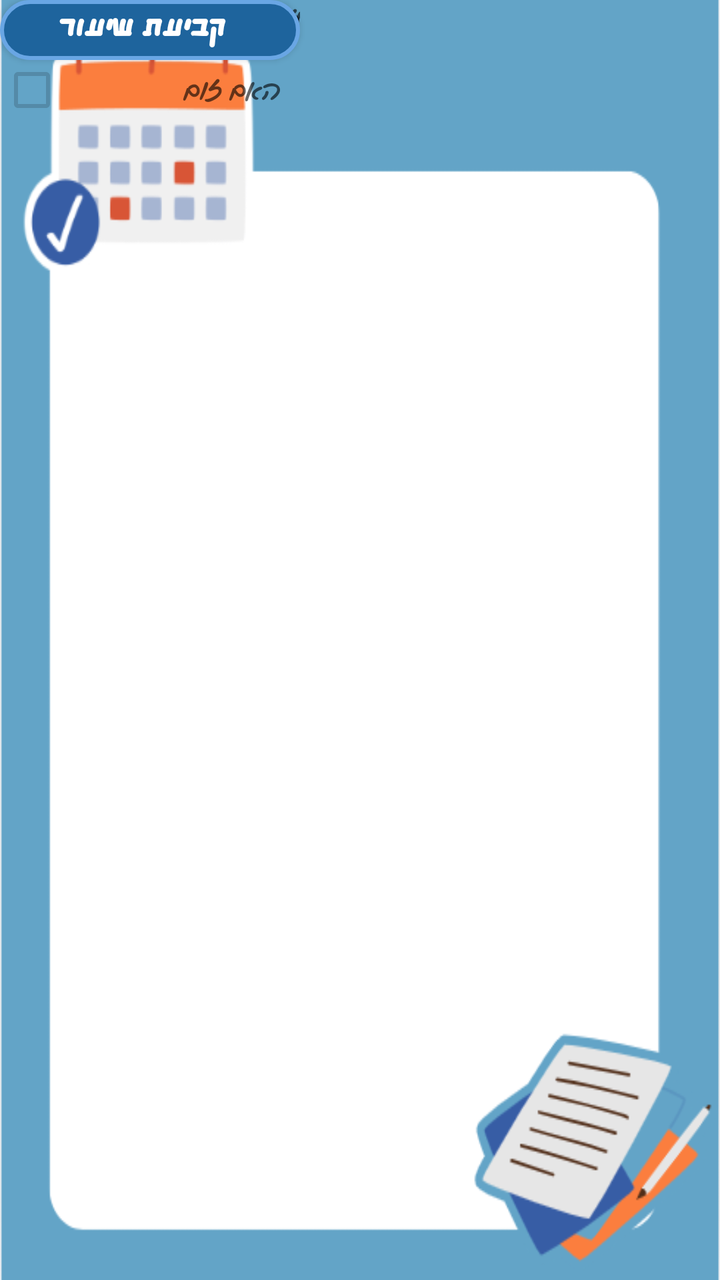
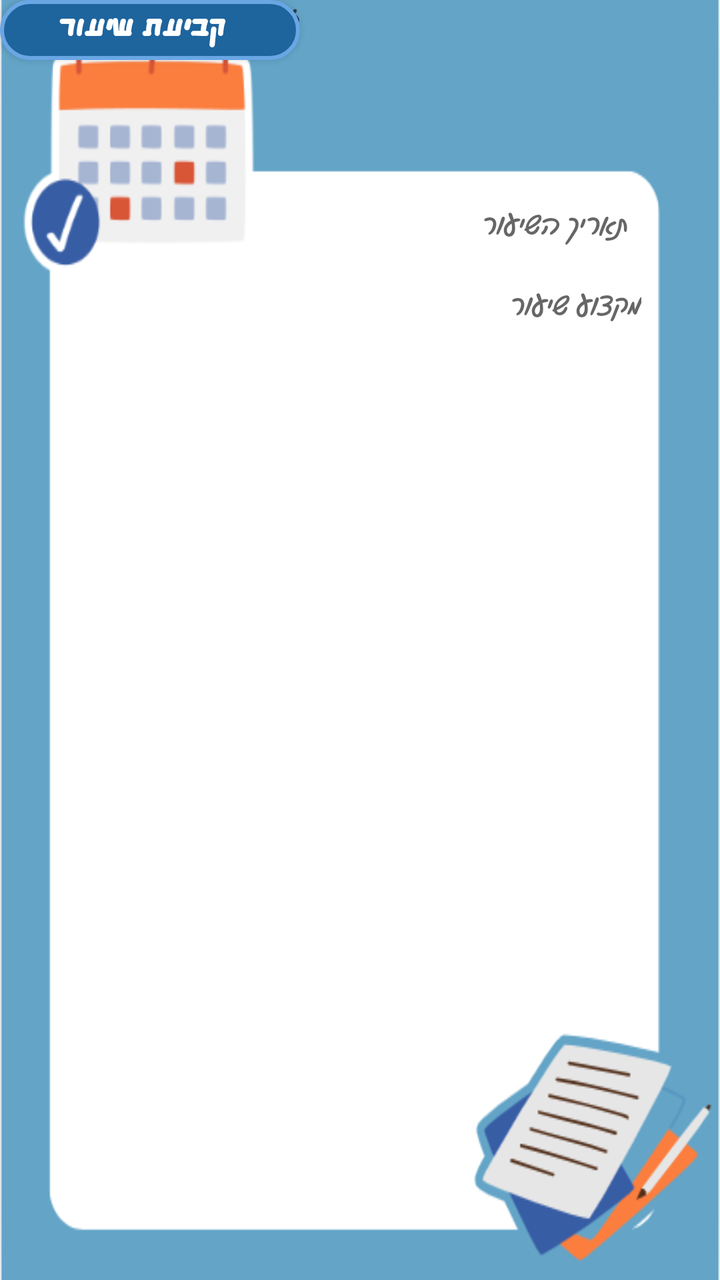

An Android layout rendered at two revisions. The XML below is the earlier revision; the diff shows what the commit changed to produce the second picture.
<!-- AndroidManifest.xml: application theme Theme.AppCompat.Light -->
<!-- res/layout/activity_set_lesson.xml -->
<?xml version="1.0" encoding="utf-8"?>
<androidx.constraintlayout.widget.ConstraintLayout xmlns:android="http://schemas.android.com/apk/res/android"
    xmlns:app="http://schemas.android.com/apk/res-auto"
    xmlns:tools="http://schemas.android.com/tools"
    android:id="@+id/main"
    android:layout_width="match_parent"
    android:layout_height="match_parent"
    android:background="@drawable/pic11"
    tools:context=".screens.SetLesson">

    <TextView
        android:id="@+id/subjectlesson_addlessonSet"
        android:layout_width="150dp"
        android:layout_height="30dp"
        android:fontFamily="@font/gevret_levin_alef"
        android:hint="מקצוע שיעור"
        android:textColor="#1E5A7A"
        tools:layout_editor_absoluteX="212dp"
        tools:layout_editor_absoluteY="354dp" />

    <TextView
        android:id="@+id/etGradeClassSet"
        android:layout_width="150dp"
        android:layout_height="30dp"
        android:ems="10"
        android:fontFamily="@font/gevret_levin_alef"
        android:hint="כיתה"
        android:inputType="text"
        tools:layout_editor_absoluteX="212dp"
        tools:layout_editor_absoluteY="417dp" />

    <TextView
        android:id="@+id/et_timelesson_addlessonSet"
        android:layout_width="150dp"
        android:layout_height="30dp"
        android:fontFamily="@font/gevret_levin_alef"
        android:hint="זמן השיעור"
        android:textColor="#1E5A7A"
        tools:layout_editor_absoluteX="213dp"
        tools:layout_editor_absoluteY="290dp" />

    <TextView
        android:id="@+id/et_datelesson_addlessonSet"
        android:layout_width="150dp"
        android:layout_height="30dp"
        android:fontFamily="@font/gevret_levin_alef"
        android:hint="תאריך השיעור"
        android:textColor="#1E5A7A"
        app:layout_constraintStart_toStartOf="parent"
        tools:layout_editor_absoluteY="221dp" />

    <Button
        android:id="@+id/btnSetLesson"
        android:layout_width="150dp"
        android:layout_height="30dp"
        android:layout_gravity="center"
        android:background="@drawable/my_button_background"
        android:fontFamily="@font/nehama_webfont"
        android:text="  קביעת שיעור"
        android:textColor="@android:color/white"
        android:textSize="20sp"
        android:textStyle="bold"
        tools:layout_editor_absoluteX="131dp"
        tools:layout_editor_absoluteY="649dp" />

    <CheckBox
        android:id="@+id/ck_zoomSet"
        android:layout_width="140dp"
        android:layout_height="90dp"
        android:enabled="false"
        android:fontFamily="@font/gevret_levin_alef"
        android:hint="האם זום"
        tools:layout_editor_absoluteX="222dp"
        tools:layout_editor_absoluteY="468dp" />

</androidx.constraintlayout.widget.ConstraintLayout>
<!-- resources referenced by this layout -->
<resources>
  <!-- drawable my_button_background (drawable) -->
  <?xml version="1.0" encoding="utf-8"?>
  <selector xmlns:android="http://schemas.android.com/apk/res/android">
  
      
      <item android:state_pressed="true">
          <shape android:shape="rectangle">
              <solid android:color="#0D47A1"/> 
              <corners android:radius="20dp"/>
              <stroke android:width="2dp" android:color="#42A5F5"/> 
          </shape>
      </item>
  
      
      <item>
          <shape android:shape="rectangle">
              <solid android:color="#1E649D"/> 
              <corners android:radius="20dp"/>
              <stroke android:width="2dp" android:color="#69A6E4"/> 
          </shape>
      </item>
  
  </selector>
  <!-- drawable pic11: png bitmap (drawable, 25310 bytes) -->
</resources>

<!-- the commit's change to res/layout/activity_set_lesson.xml (unified diff, before → after) -->
@@ -15,8 +15,12 @@
         android:fontFamily="@font/gevret_levin_alef"
         android:hint="מקצוע שיעור"
         android:textColor="#1E5A7A"
-        tools:layout_editor_absoluteX="212dp"
-        tools:layout_editor_absoluteY="354dp" />
+        app:layout_constraintBottom_toBottomOf="parent"
+        app:layout_constraintEnd_toEndOf="parent"
+        app:layout_constraintHorizontal_bias="0.812"
+        app:layout_constraintStart_toStartOf="parent"
+        app:layout_constraintTop_toTopOf="parent"
+        app:layout_constraintVertical_bias="0.234" />
 
     <TextView
         android:id="@+id/etGradeClassSet"
@@ -26,8 +30,8 @@
         android:fontFamily="@font/gevret_levin_alef"
         android:hint="כיתה"
         android:inputType="text"
-        tools:layout_editor_absoluteX="212dp"
-        tools:layout_editor_absoluteY="417dp" />
+        tools:layout_editor_absoluteX="255dp"
+        tools:layout_editor_absoluteY="419dp" />
 
     <TextView
         android:id="@+id/et_timelesson_addlessonSet"
@@ -46,8 +50,12 @@
         android:fontFamily="@font/gevret_levin_alef"
         android:hint="תאריך השיעור"
         android:textColor="#1E5A7A"
+        app:layout_constraintBottom_toBottomOf="parent"
+        app:layout_constraintEnd_toEndOf="parent"
+        app:layout_constraintHorizontal_bias="0.783"
         app:layout_constraintStart_toStartOf="parent"
-        tools:layout_editor_absoluteY="221dp" />
+        app:layout_constraintTop_toTopOf="parent"
+        app:layout_constraintVertical_bias="0.168" />
 
     <Button
         android:id="@+id/btnSetLesson"
@@ -65,12 +73,12 @@
 
     <CheckBox
         android:id="@+id/ck_zoomSet"
-        android:layout_width="140dp"
-        android:layout_height="90dp"
+        android:layout_width="150dp"
+        android:layout_height="30dp"
         android:enabled="false"
         android:fontFamily="@font/gevret_levin_alef"
         android:hint="האם זום"
-        tools:layout_editor_absoluteX="222dp"
-        tools:layout_editor_absoluteY="468dp" />
+        tools:layout_editor_absoluteX="188dp"
+        tools:layout_editor_absoluteY="477dp" />
 
 </androidx.constraintlayout.widget.ConstraintLayout>
